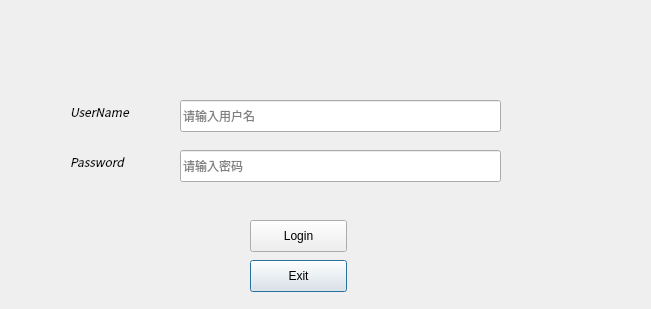
First picture: the form in client_Trial/logindialog.ui, repository ZerooVector/ChatProject, before the edit.
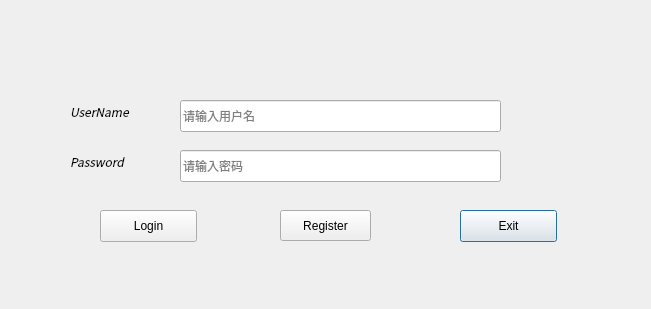
Second picture: the form after the edit.

The edit to the form file:
```diff
--- a/client_Trial/logindialog.ui
+++ b/client_Trial/logindialog.ui
@@ -54,8 +54,8 @@
   <widget class="QPushButton" name="exitBtn">
    <property name="geometry">
     <rect>
-     <x>250</x>
-     <y>260</y>
+     <x>460</x>
+     <y>210</y>
      <width>97</width>
      <height>32</height>
     </rect>
@@ -86,8 +86,8 @@
   <widget class="QPushButton" name="loginBtn">
    <property name="geometry">
     <rect>
-     <x>250</x>
-     <y>220</y>
+     <x>100</x>
+     <y>210</y>
      <width>97</width>
      <height>32</height>
     </rect>
@@ -109,6 +109,19 @@
     <string>请输入用户名</string>
    </property>
   </widget>
+  <widget class="QPushButton" name="registerBtn">
+   <property name="geometry">
+    <rect>
+     <x>280</x>
+     <y>210</y>
+     <width>91</width>
+     <height>31</height>
+    </rect>
+   </property>
+   <property name="text">
+    <string>Register</string>
+   </property>
+  </widget>
  </widget>
  <resources/>
  <connections>
```
